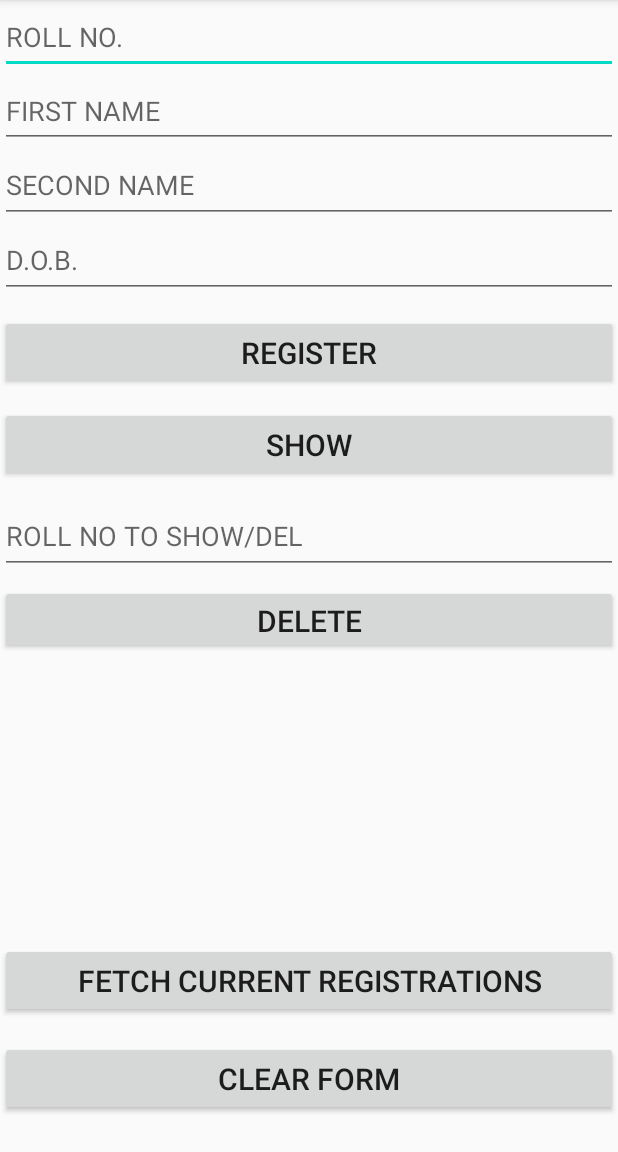
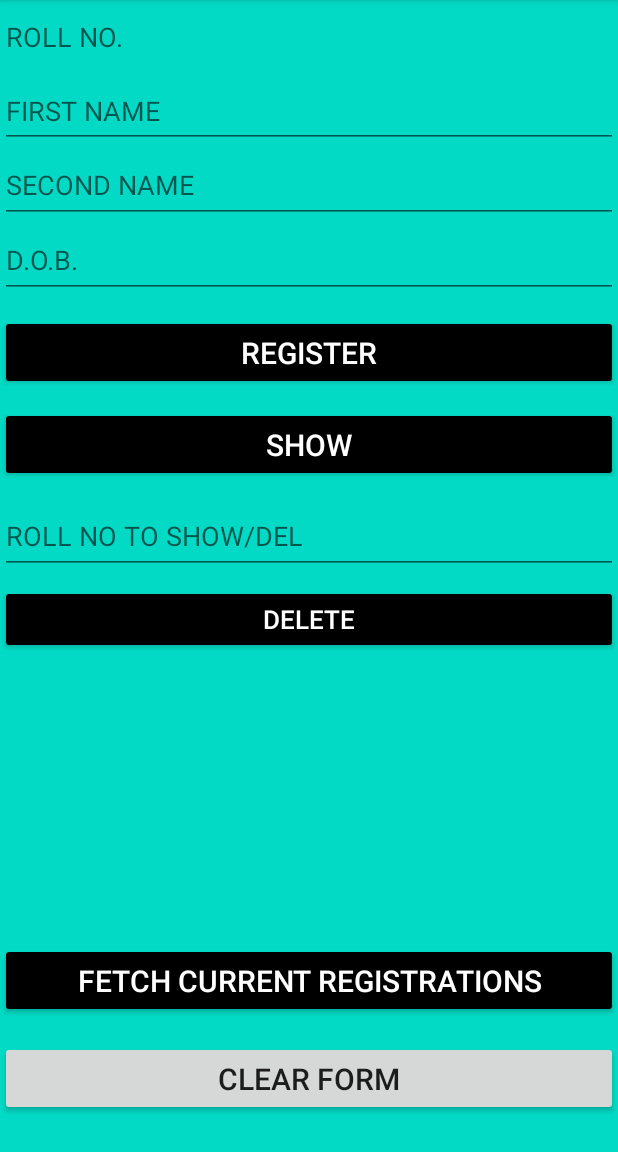
Before and after one commit to md-ali2001/DB-Management-App, an Android app: the screen it shows after launch (MainActivity), on a phone screen of 412 x 824 dp, the part 84-1236 px from its top. Run offline under Robolectric (Android 15) with nearby library versions, the phone set to English and light mode, and no system bars; our stand-ins replace Firebase (no records; nobody signed in at launch, a user with empty details on screens opened directly); libraries missing offline, so code that uses them is left out: com.squareup.okhttp.

Commit message:
responsive layout firebase config layout designed

```diff
--- a/app/src/main/res/layout/activity_main.xml
+++ b/app/src/main/res/layout/activity_main.xml
@@ -9,6 +9,7 @@
     <!--    Your Content Here    -->
 
     <LinearLayout
+        android:background="@color/teal_200"
         android:layout_width="0dp"
         android:layout_height="0dp"
         android:orientation="vertical"
@@ -66,7 +67,11 @@
             android:layout_width="match_parent"
             android:layout_height="0dp"
             android:layout_weight="1.3"
+            android:onClick="register"
+            android:backgroundTint="@android:color/black"
+            android:textColor="@color/white"
             android:text="REGISTER"
+
             android:textSize="20dp" />
 
         <TextView
@@ -80,6 +85,9 @@
             android:layout_width="match_parent"
             android:layout_height="0dp"
             android:layout_weight="1.3"
+            android:backgroundTint="@android:color/black"
+            android:textColor="@color/white"
+            android:onClick="updateshowfunc"
             android:text="SHOW"
             android:textSize="20dp" />
 
@@ -113,7 +121,10 @@
             android:layout_width="match_parent"
             android:layout_height="0dp"
             android:layout_weight="1.2"
-            android:textSize="20dp"
+            android:backgroundTint="@android:color/black"
+            android:textColor="@color/white"
+            android:onClick="delfunc"
+            android:textSize="17.5dp"
             android:text="DELETE" />
 
         <TextView
@@ -121,6 +132,9 @@
 
             android:layout_width="match_parent"
             android:layout_height="0dp"
+            android:textColor="#3F51B5"
+            android:textAlignment="center"
+            android:textSize="16sp"
             android:layout_weight="5" />
 
         <Button
@@ -128,6 +142,9 @@
             android:layout_width="match_parent"
             android:layout_height="0dp"
             android:layout_weight="1.3"
+            android:onClick="fetch"
+            android:backgroundTint="@android:color/black"
+            android:textColor="@color/white"
             android:text="FETCH CURRENT REGISTRATIONS"
             android:textSize="20dp" />
 
@@ -143,6 +160,7 @@
             android:layout_width="match_parent"
             android:layout_height="0dp"
             android:layout_weight="1.3"
+            android:onClick="clearf"
             android:text="CLEAR FORM"
             android:textSize="20dp" />
 
```
Also changed, not shown: 1 other file.
